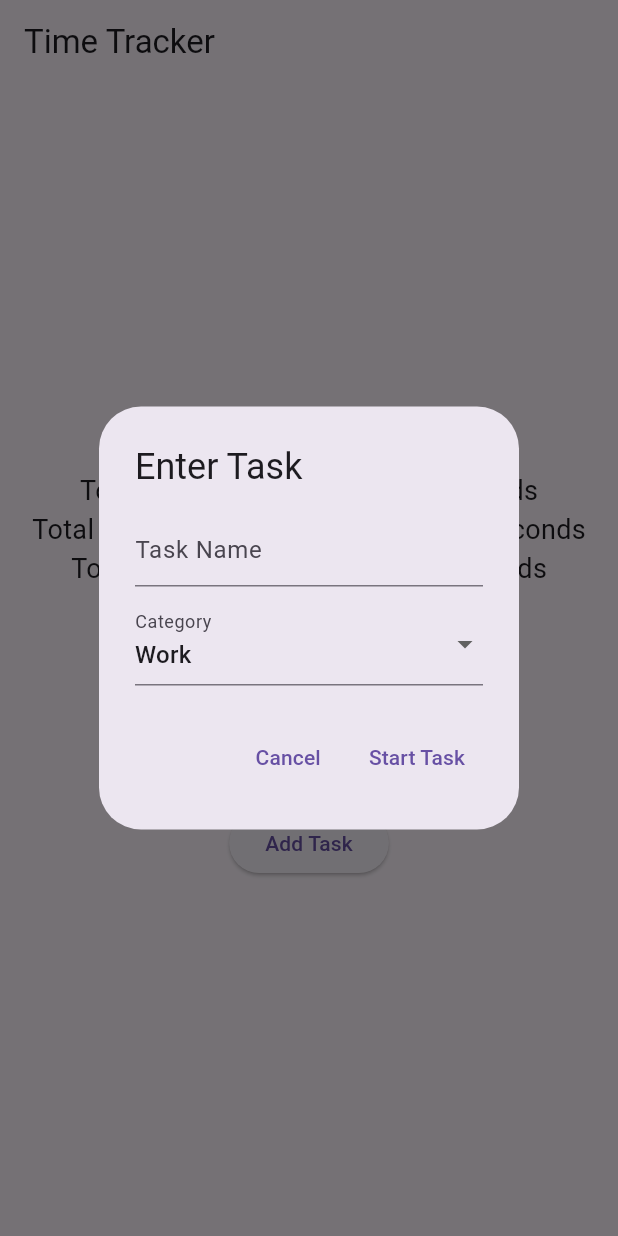
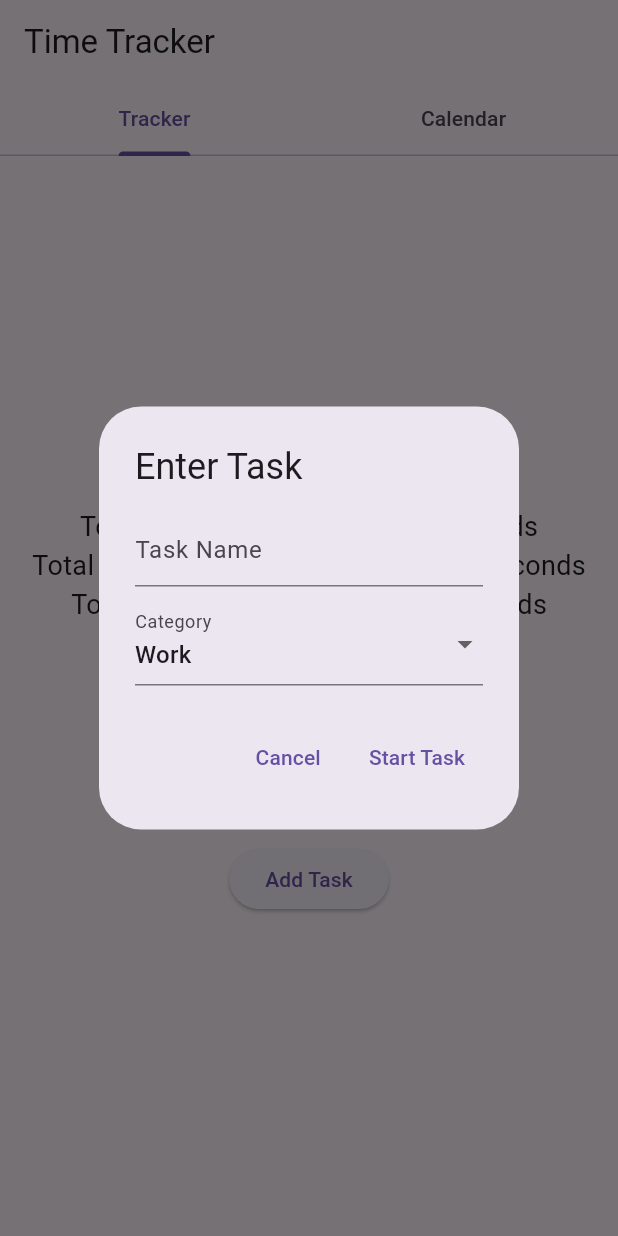
Before and after one commit to hakingdev/Timer-Task, a Flutter app: the screen it shows after launch, after a tap on "Start Tracking", on a phone screen of 412 x 824 dp. Run offline on Flutter 3.47's test engine with Material 3 defaults, Android fonts, the phone set to English and light mode, and no system bars; our stand-ins replace table_calendar.

Commit message:
added a calendar

```diff
--- a/time_tracker/lib/main.dart
+++ b/time_tracker/lib/main.dart
@@ -1,6 +1,7 @@
 import 'dart:async';
 import 'package:flutter/material.dart';
 import 'package:provider/provider.dart';
+import 'package:table_calendar/table_calendar.dart';
 
 void main() {
   runApp(MyApp());
@@ -17,12 +18,14 @@ class Task {
   int totalTimeInSeconds;
   int elapsedTimeInSeconds;
   TaskCategory category;
+  DateTime date;
 
   Task({
     required this.name,
     this.totalTimeInSeconds = 0,
     this.elapsedTimeInSeconds = 0,
     required this.category,
+    required this.date,
   });
 }
 
@@ -31,10 +34,11 @@ class TimeTrackerModel extends ChangeNotifier {
   List<Task> tasks = [];
   Task? currentTask;
 
-  // Добавлены переменные для отслеживания времени по категориям
   int totalWorkTimeInSeconds = 0;
   int totalSocialMediaTimeInSeconds = 0;
   int totalFamilyTimeInSeconds = 0;
+
+  DateTime selectedDate = DateTime.now();
 
   void startTracking(Task task) {
     currentTask = task;
@@ -48,7 +52,6 @@ class TimeTrackerModel extends ChangeNotifier {
         timer.cancel();
       } else {
         currentTask!.elapsedTimeInSeconds++;
-        // Обновление времени по категориям
         switch (currentTask!.category) {
           case TaskCategory.Work:
             totalWorkTimeInSeconds++;
@@ -80,7 +83,6 @@ class TimeTrackerModel extends ChangeNotifier {
       task.elapsedTimeInSeconds = 0;
     }
 
-    // Сброс времени по категориям
     totalWorkTimeInSeconds = 0;
     totalSocialMediaTimeInSeconds = 0;
     totalFamilyTimeInSeconds = 0;
@@ -98,7 +100,18 @@ class TimeTrackerModel extends ChangeNotifier {
     notifyListeners();
   }
 
-  // Добавлены методы для получения общего времени по категориям
+  void setCurrentTaskDate(DateTime date) {
+    if (currentTask != null) {
+      currentTask!.date = date;
+      notifyListeners();
+    }
+  }
+
+  void updateSelectedDate(DateTime date) {
+    selectedDate = date;
+    notifyListeners();
+  }
+
   int getTotalTimeForCategory(TaskCategory category) {
     switch (category) {
       case TaskCategory.Work:
@@ -108,6 +121,17 @@ class TimeTrackerModel extends ChangeNotifier {
       case TaskCategory.Family:
         return totalFamilyTimeInSeconds;
     }
+  }
+
+  int getTotalTimeForCategoryAndDate(
+      TaskCategory category, DateTime selectedDate) {
+    return tasks
+        .where((task) =>
+            task.category == category &&
+            task.date.year == selectedDate.year &&
+            task.date.month == selectedDate.month &&
+            task.date.day == selectedDate.day)
+        .fold(0, (sum, task) => sum + task.totalTimeInSeconds);
   }
 }
 
@@ -120,7 +144,35 @@ class MyApp extends StatelessWidget {
       create: (context) => TimeTrackerModel(),
       child: MaterialApp(
         title: 'Time Tracker',
-        home: TimeTrackerScreen(),
+        home: HomeScreen(),
+      ),
+    );
+  }
+}
+
+class HomeScreen extends StatelessWidget {
+  const HomeScreen({Key? key}) : super(key: key);
+
+  @override
+  Widget build(BuildContext context) {
+    return DefaultTabController(
+      length: 2,
+      child: Scaffold(
+        appBar: AppBar(
+          title: Text('Time Tracker'),
+          bottom: TabBar(
+            tabs: [
+              Tab(text: 'Tracker'),
+              Tab(text: 'Calendar'),
+            ],
+          ),
+        ),
+        body: TabBarView(
+          children: [
+            TimeTrackerScreen(),
+            CalendarScreen(),
+          ],
+        ),
       ),
     );
   }
@@ -135,11 +187,7 @@ class TimeTrackerScreen extends StatelessWidget {
   Widget build(BuildContext context) {
     final timeTrackerModel = Provider.of<TimeTrackerModel>(context);
 
-    return Scaffold(
-      appBar: AppBar(
-        title: Text('Time Tracker'),
-      ),
-      body: Center(
+    return Center(
       child: Column(
         mainAxisAlignment: MainAxisAlignment.center,
         children: [
@@ -175,7 +223,9 @@ class TimeTrackerScreen extends StatelessWidget {
                 _showTaskInputDialog(context, timeTrackerModel);
               }
             },
-              child: Text(timeTrackerModel.isTracking ? 'Stop Tracking' : 'Start Tracking'),
+            child: Text(timeTrackerModel.isTracking
+                ? 'Stop Tracking'
+                : 'Start Tracking'),
           ),
           SizedBox(height: 10),
           ElevatedButton(
@@ -193,11 +243,11 @@ class TimeTrackerScreen extends StatelessWidget {
           ),
         ],
       ),
-      ),
     );
   }
 
-  Future<void> _showTaskInputDialog(BuildContext context, TimeTrackerModel model) async {
+  Future<void> _showTaskInputDialog(
+      BuildContext context, TimeTrackerModel model) async {
     return showDialog(
       context: context,
       builder: (BuildContext context) {
@@ -236,9 +286,14 @@ class TimeTrackerScreen extends StatelessWidget {
             TextButton(
               onPressed: () {
                 final taskName = _taskController.text.trim();
-                final taskCategory = TaskCategory.Work; // Placeholder, replace with selected category
+                final taskCategory = TaskCategory
+                    .Work; // Placeholder, replace with selected category
                 if (taskName.isNotEmpty) {
-                  final newTask = Task(name: taskName, category: taskCategory);
+                  final newTask = Task(
+                    name: taskName,
+                    category: taskCategory,
+                    date: DateTime.now(),
+                  );
                   model.addTask(newTask);
                   model.startTracking(newTask);
                   Navigator.of(context).pop();
@@ -252,6 +307,54 @@ class TimeTrackerScreen extends StatelessWidget {
     );
   }
 
+  String _categoryToString(TaskCategory category) {
+    switch (category) {
+      case TaskCategory.Work:
+        return 'Work';
+      case TaskCategory.SocialMedia:
+        return 'Social Media';
+      case TaskCategory.Family:
+        return 'Family';
+    }
+  }
+}
+
+class CalendarScreen extends StatelessWidget {
+  const CalendarScreen({Key? key}) : super(key: key);
+
+  @override
+  Widget build(BuildContext context) {
+    final timeTrackerModel = Provider.of<TimeTrackerModel>(context);
+
+    return Column(
+      children: [
+        TableCalendar(
+          firstDay: DateTime.utc(2022, 1, 1),
+          lastDay: DateTime.utc(2024, 12, 31),
+          focusedDay: timeTrackerModel.selectedDate,
+          calendarFormat: CalendarFormat.month,
+          onDaySelected: (selectedDay, focusedDay) {
+            print('Selected Day: $selectedDay');
+            timeTrackerModel.updateSelectedDate(selectedDay);
+          },
+          selectedDayPredicate: (day) {
+            return isSameDay(day, timeTrackerModel.selectedDate);
+          },
+        ),
+        SizedBox(height: 20),
+        if (timeTrackerModel.currentTask != null)
+          Text(
+            'Elapsed Time: ${timeTrackerModel.currentTask!.elapsedTimeInSeconds} seconds',
+            style: TextStyle(fontSize: 18),
+          ),
+        for (var category in TaskCategory.values)
+          Text(
+            'Total Time Spent on ${_categoryToString(category)}: ${timeTrackerModel.getTotalTimeForCategoryAndDate(category, timeTrackerModel.selectedDate)} seconds',
+            style: TextStyle(fontSize: 18),
+          ),
+      ],
+    );
+  }
 
   String _categoryToString(TaskCategory category) {
     switch (category) {
--- a/time_tracker/pubspec.yaml
+++ b/time_tracker/pubspec.yaml
@@ -32,6 +32,8 @@ dependencies:
     sdk: flutter
   provider: ^6.0.2
   cupertino_icons: ^1.0.6
+  table_calendar: ^3.0.0
+  intl: ^0.17.0
 
 dev_dependencies:
   flutter_test:
```
Also changed, not shown: time_tracker/pubspec.lock, 1 other file. Lines whose indentation alone changed are shown as unchanged.
